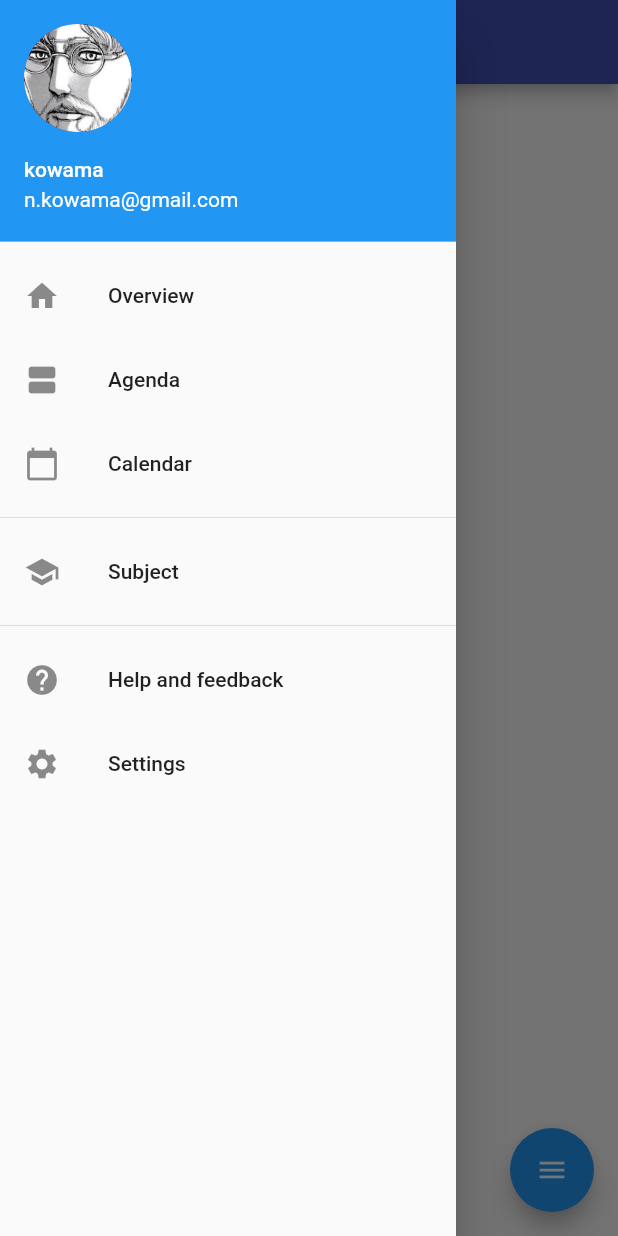
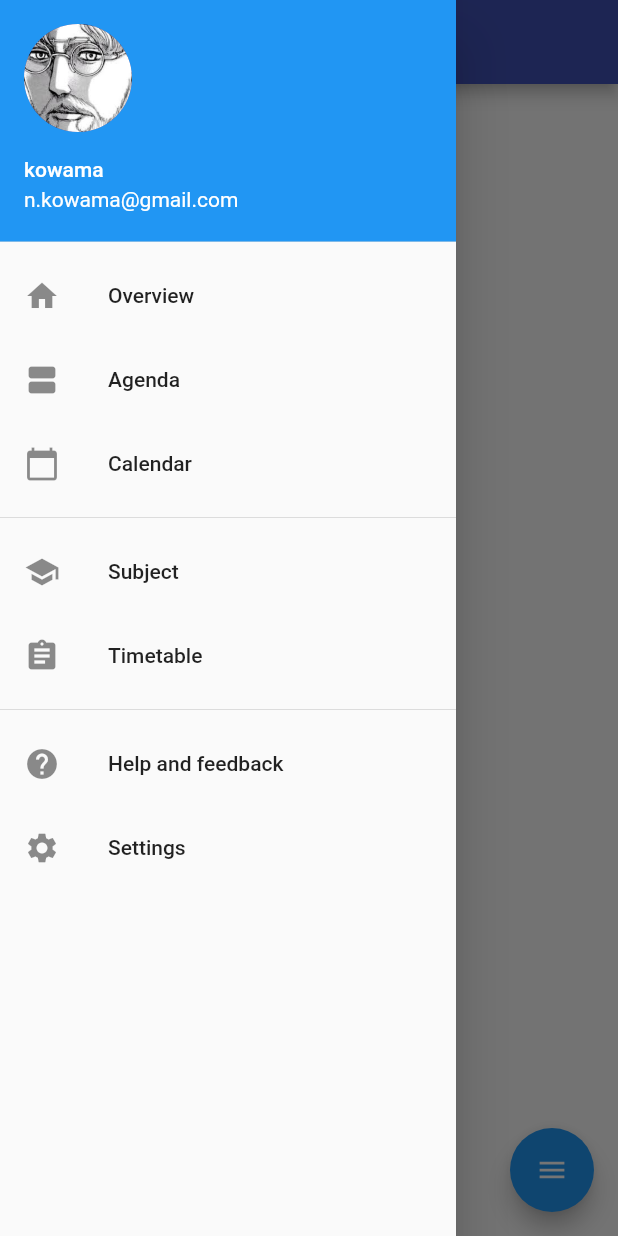
Before and after one commit to kowama/scholar-agenda, a Flutter app: the screen it shows after launch, with the side drawer open, on a phone screen of 412 x 824 dp. Run offline on Flutter 3.47's test engine with Material 2 defaults, Android fonts, the phone set to English and light mode, and no system bars; drawn by our look-alikes of flutter_speed_dial; our stand-ins replace bloc, datetime_picker_formfield, equatable, flutter_bloc, flutter_form_builder, moor_flutter and 2 more; missing offline and left inert: flutter_material_color_picker; generated files the repository leaves out were written again.

Commit message:
Default timetable bloc

```diff
--- /dev/null
+++ b/lib/blocs/default_timetable/default_timetable.dart
@@ -0,0 +1,3 @@
+export 'default_timetable_bloc.dart';
+export 'default_timetable_event.dart';
+export 'default_timetable_state.dart';
--- /dev/null
+++ b/lib/blocs/default_timetable/default_timetable_event.dart
@@ -0,0 +1,26 @@
+import 'package:equatable/equatable.dart';
+import 'package:meta/meta.dart';
+import 'package:scholar_agenda/models/models.dart';
+
+@immutable
+abstract class DefaultTimetableEvent extends Equatable {
+  DefaultTimetableEvent([List props = const <dynamic>[]]) : super(props);
+}
+
+class LoadDefaultTimetable extends DefaultTimetableEvent {
+  @override
+  String toString() {
+    return 'LoadDefaultTimetable{}';
+  }
+}
+
+class UpdateDefaultTimetable extends DefaultTimetableEvent {
+  final Timetable timetable;
+
+  UpdateDefaultTimetable(this.timetable) : super([timetable]);
+
+  @override
+  String toString() {
+    return 'UpdateDefaultTimetable{timetable: $timetable}';
+  }
+}
--- /dev/null
+++ b/lib/blocs/default_timetable/default_timetable_state.dart
@@ -0,0 +1,33 @@
+import 'package:equatable/equatable.dart';
+import 'package:meta/meta.dart';
+import 'package:scholar_agenda/models/timetable.dart';
+
+@immutable
+abstract class DefaultTimetableState extends Equatable {
+  DefaultTimetableState([List props = const <dynamic>[]]) : super(props);
+}
+
+class DefaultTimetableLoading extends DefaultTimetableState {
+  @override
+  String toString() {
+    return 'DefaultTimetableLoading{}';
+  }
+}
+
+class DefaultTimetableNotSet extends DefaultTimetableState {
+  @override
+  String toString() {
+    return 'DefaultTimetableNotSet{}';
+  }
+}
+
+class DefaultTimetableLoaded extends DefaultTimetableState {
+  final Timetable timetable;
+
+  DefaultTimetableLoaded(this.timetable) : super([timetable]);
+
+  @override
+  String toString() {
+    return 'DefaultTimetableLoaded{timetable: $timetable}';
+  }
+}
--- a/lib/blocs/settings/settings_event.dart
+++ b/lib/blocs/settings/settings_event.dart
@@ -14,10 +14,14 @@ class LoadSettings extends SettingsEvent {
   }
 }
 
-class UpdateDefaultTimetable extends SettingsEvent {
+class UpdateSettings extends SettingsEvent {
   final Timetable timetable;
 
-  UpdateDefaultTimetable(this.timetable) : super([timetable]);
+  UpdateSettings({@required this.timetable}) : super([timetable]);
+
+  UpdateSettings copyWith({Timetable timetable}) => UpdateSettings(
+        timetable: timetable ?? this.timetable,
+      );
 
   @override
   String toString() {
--- a/lib/blocs/settings/settings_state.dart
+++ b/lib/blocs/settings/settings_state.dart
@@ -1,5 +1,6 @@
 import 'package:equatable/equatable.dart';
 import 'package:meta/meta.dart';
+import 'package:scholar_agenda/models/models.dart';
 
 @immutable
 abstract class SettingsState extends Equatable {
@@ -14,12 +15,9 @@ class SettingLoading extends SettingsState {
 }
 
 class SettingsLoaded extends SettingsState {
-  SettingsLoaded() : super();
+  final Timetable defaultTimetable;
 
-  @override
-  String toString() {
-    return 'SettingsLoaded{}';
-  }
+  SettingsLoaded(this.defaultTimetable) : super([defaultTimetable]);
 }
 
 class ErrorSettingsNotLoaded extends SettingsState {
--- a/lib/blocs/timetable/timetable_bloc.dart
+++ b/lib/blocs/timetable/timetable_bloc.dart
@@ -42,7 +42,7 @@ class TimetableBloc extends Bloc<TimetableEvent, TimetableState> {
           List.from((currentState as TimetablesLoaded).timetables)
             ..add(event.timetable);
       yield TimetablesLoaded(updatedTimetables);
-      timetableDao.insertTimetable(event.timetable);
+      await timetableDao.insertTimetable(event.timetable);
     }
   }
 
--- a/lib/localization/localization.dart
+++ b/lib/localization/localization.dart
@@ -61,9 +61,22 @@ abstract class Localization {
   List<String> get days;
 
   String get subjectCreate;
+
   String get subjectEdit;
 
   String get timetable;
+
+  String get settings;
+
+  String get helpAndFeedBack;
+
+  String get agenda;
+
+  String get overview;
+
+  String get errorUnableToLoadData;
+
+  String get errorUnknownState;
 
   String dayOfWeek(int day);
 
--- a/lib/localization/localization_en.dart
+++ b/lib/localization/localization_en.dart
@@ -105,4 +105,22 @@ class LocalizationEN implements Localization {
 
   @override
   String get timetable => 'Timetable';
+
+  @override
+  String get settings => 'Settings';
+
+  @override
+  String get agenda => 'Agenda';
+
+  @override
+  String get helpAndFeedBack => 'Help and feedback';
+
+  @override
+  String get overview => 'Overview';
+
+  @override
+  String get errorUnableToLoadData => 'Error unable to load data';
+
+  @override
+  String get errorUnknownState => 'Error unknown state';
 }
--- a/lib/models/subject.dart
+++ b/lib/models/subject.dart
@@ -27,7 +27,12 @@ class Subject extends SubjectDataClass {
   String teacher;
   String description;
 
-  Subject({this.id, this.title, Color color, this.description, this.teacher}) {
+  Subject(
+      {this.id,
+      this.title,
+      Color color,
+      this.description = '',
+      this.teacher = ''}) {
     _color = color;
     colorValue = _color?.value;
   }
@@ -37,8 +42,8 @@ class Subject extends SubjectDataClass {
         title = object.title,
         colorValue = object.colorValue,
         _color = Color(object.colorValue),
-        teacher = object.teacher,
-        description = object.description;
+        teacher = object.teacher ?? '',
+        description = object.description ?? '';
 
   Color get color => _color;
 
--- a/lib/models/timetable.dart
+++ b/lib/models/timetable.dart
@@ -25,14 +25,14 @@ class Timetable extends TimetableDataClass {
   DateTime end;
   String description;
 
-  Timetable({this.id, this.title, this.start, this.end, this.description});
+  Timetable({this.id, this.title, this.start, this.end, this.description = ''});
 
   Timetable.fromDataClass(TimetableDataClass object)
       : id = object.id,
         title = object.title,
         start = object.start,
         end = object.end,
-        description = object.description;
+        description = object.description ?? '';
 }
 
 @UseDao(tables: [Timetables])
@@ -42,15 +42,19 @@ class TimetableDao extends DatabaseAccessor<ScholarAgendaAppDb>
 
   TimetableDao(this.db) : super(db);
 
-  Future<List<Timetable>> getAllTimetables() => select(timetables).get();
+  Future<List<Timetable>> getAllTimetables() async {
+    final dataSet = await select(timetables).get();
+    return dataSet.map((data) => Timetable.fromDataClass(data)).toList();
+  }
 
   Stream<List<Timetable>> watchAllTimetables() => select(timetables).watch();
 
-  Future insertTimetable(Timetable subject) => into(timetables).insert(subject);
+  Future insertTimetable(Timetable timetable) =>
+      into(timetables).insert(timetable);
 
-  Future updateTimetable(Timetable subject) =>
-      update(timetables).replace(subject);
+  Future updateTimetable(Timetable timetable) =>
+      update(timetables).replace(timetable);
 
-  Future deleteTimetable(Timetable subject) =>
-      delete(timetables).delete(subject);
+  Future deleteTimetable(Timetable timetable) =>
+      delete(timetables).delete(timetable);
 }
--- a/lib/pages/navigation.dart
+++ b/lib/pages/navigation.dart
@@ -1,4 +1,5 @@
 import 'package:flutter/material.dart';
+import 'package:scholar_agenda/localization/localization.dart';
 
 import 'agenda/agenda_page.dart';
 import 'calendar/calendar.dart';
@@ -6,6 +7,7 @@ import 'help_and_feedback/help_and_feedback.dart';
 import 'home/home_page.dart';
 import 'settings/settings_page.dart';
 import 'subject/subject_page.dart';
+import 'timetable/timetable_page.dart';
 
 class NavigationDrawer extends StatelessWidget {
   const NavigationDrawer({
@@ -19,6 +21,7 @@ class NavigationDrawer extends StatelessWidget {
 
   @override
   Widget build(BuildContext context) {
+    final localization = Localization.of(context);
     return Drawer(
       child: ListView(
         padding: EdgeInsets.zero,
@@ -32,39 +35,39 @@ class NavigationDrawer extends StatelessWidget {
           ),
           ListTile(
             leading: Icon(Icons.home),
-            title: Text('Overview'),
+            title: Text(localization.overview),
             onTap: () => _navigateTo(context, HomePage.routeName),
           ),
           ListTile(
             leading: Icon(Icons.view_agenda),
-            title: Text('Agenda'),
+            title: Text(localization.agenda),
             onTap: () => _navigateTo(context, AgendaPage.routeName),
           ),
           ListTile(
             leading: Icon(Icons.calendar_today),
-            title: Text('Calendar'),
+            title: Text(localization.calendar),
             onTap: () => _navigateTo(context, CalendarPage.routeName),
           ),
           Divider(),
           ListTile(
             leading: Icon(Icons.school),
-            title: Text('Subject'),
+            title: Text(localization.subject),
             onTap: () => _navigateTo(context, SubjectPage.routeName),
           ),
-//          ListTile(
-//            leading: Icon(Icons.assignment),
-//            title: Text('Timetable'),
-//            onTap: () => _navigateTo(context, TimetablePage.routeName),
-//          ),
+          ListTile(
+            leading: Icon(Icons.assignment),
+            title: Text(localization.timetable),
+            onTap: () => _navigateTo(context, TimetablePage.routeName),
+          ),
           Divider(),
           ListTile(
             leading: Icon(Icons.help),
-            title: Text('Help and feedback'),
+            title: Text(localization.helpAndFeedBack),
             onTap: () => _navigateTo(context, HelpAndFeedbackPage.routeName),
           ),
           ListTile(
             leading: Icon(Icons.settings),
-            title: Text('Settings'),
+            title: Text(localization.settings),
             onTap: () => _navigateTo(context, SettingsPage.routeName),
           ),
         ],
--- a/lib/pages/subject/subject_form.dart
+++ b/lib/pages/subject/subject_form.dart
@@ -216,9 +216,9 @@ class _SubjectFormPageState extends State<SubjectFormPage> {
       Navigator.pop(context);
   }
 
-  void _showInSnackBar(String value) {
+  void _showInSnackBar(String message) {
     _scaffoldKey.currentState.showSnackBar(SnackBar(
-      content: Text(value),
+      content: Text(message),
     ));
   }
 
--- a/lib/scholar_agenda_app.dart
+++ b/lib/scholar_agenda_app.dart
@@ -2,6 +2,7 @@ import 'package:flutter/material.dart';
 import 'package:flutter_bloc/flutter_bloc.dart';
 import 'package:flutter_localizations/flutter_localizations.dart';
 import 'package:provider/provider.dart';
+import 'package:scholar_agenda/blocs/default_timetable/default_timetable.dart';
 
 import 'blocs/blocs.dart';
 import 'localization/localization.dart';
@@ -14,6 +15,7 @@ class ScholarAgendaApp extends StatelessWidget {
   @override
   Widget build(BuildContext context) {
     final scholarAgendaAppDb = Provider.of<ScholarAgendaAppDb>(context);
+    final settingBloc = SettingsBloc()..dispatch(LoadSettings());
     return MaterialApp(
       title: appName,
       debugShowCheckedModeBanner: false,
@@ -34,15 +36,25 @@ class ScholarAgendaApp extends StatelessWidget {
         AgendaPage.routeName: (context) => AgendaPage(),
         SubjectPage.routeName: (context) => BlocProvider<SubjectBloc>(
               builder: (context) =>
-                  SubjectBloc(subjectDao: scholarAgendaAppDb.subjectDao)
-                    ..dispatch(LoadSubjects()),
+                  SubjectBloc(subjectDao: scholarAgendaAppDb.subjectDao),
               child: SubjectPage(),
             ),
-//        TimetablePage.routeName: (context) => TimetablePage(),
-//        TimetableManagePage.routeName: (context) => TimetableManagePage(),
+        TimetablePage.routeName: (context) =>
+            BlocProvider<DefaultTimetableBloc>(
+              builder: (context) =>
+                  DefaultTimetableBloc(settingsBloc: settingBloc),
+              child: TimetablePage(),
+            ),
+        TimetableManagePage.routeName: (context) => BlocProvider<TimetableBloc>(
+              builder: (context) => TimetableBloc(
+                timetableDao: scholarAgendaAppDb.timetableDao,
+              ),
+              child: TimetableManagePage(),
+            ),
         CalendarPage.routeName: (context) => CalendarPage(),
         HelpAndFeedbackPage.routeName: (context) => HelpAndFeedbackPage(),
-        SettingsPage.routeName: (context) => SettingsPage(),
+        SettingsPage.routeName: (context) => BlocProvider<SettingsBloc>(
+            builder: (context) => settingBloc, child: SettingsPage()),
       },
       localizationsDelegates: [
         const ScholarAgendaAppLocalizationsDelegate(),
```
Also changed, not shown: lib/blocs/default_timetable/default_timetable_bloc.dart (added, +67 -0 lines), lib/main.dart (+5 -4 lines), lib/pages/timetable/timetable_manage.dart (+88 -84 lines), pubspec.lock.
